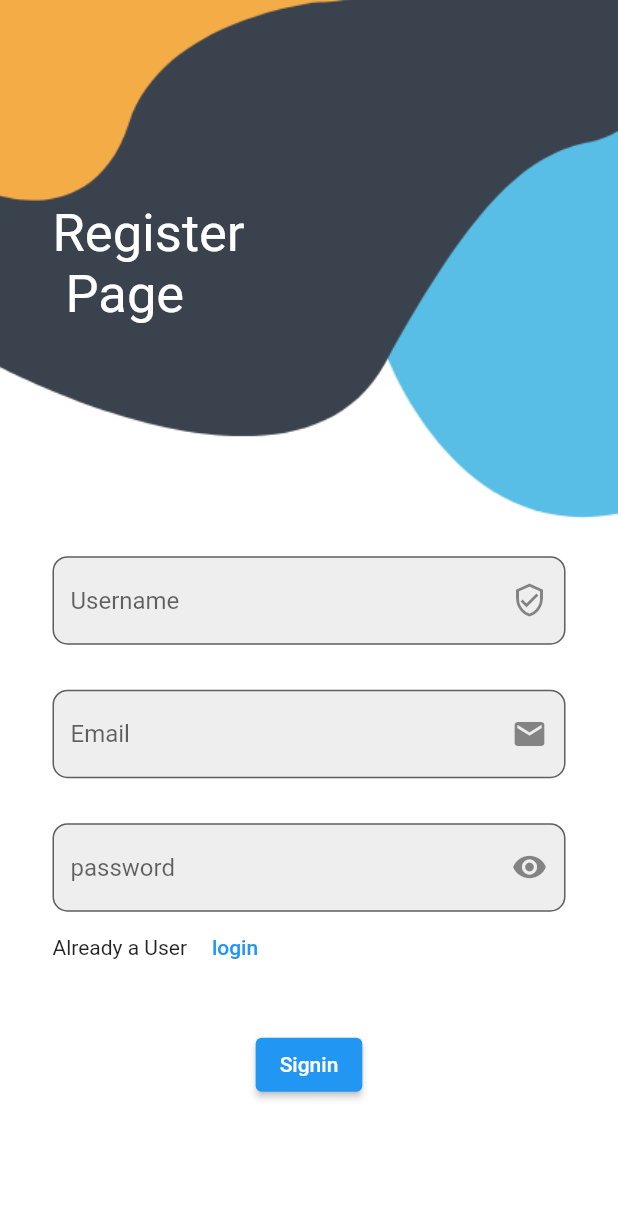
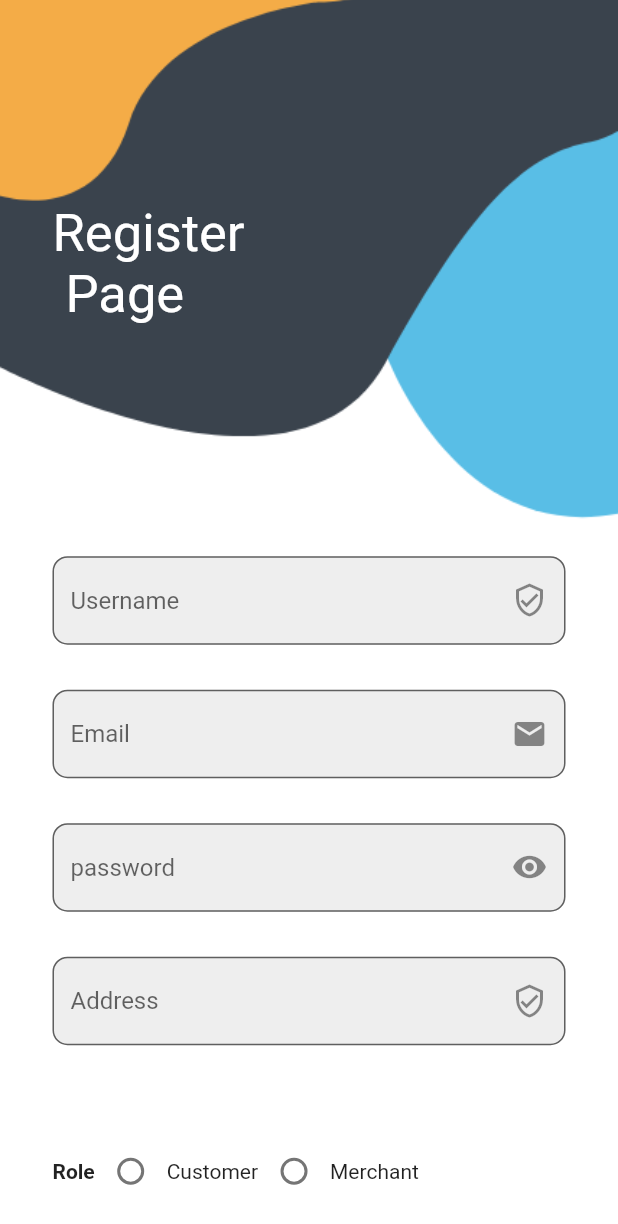
Before and after one commit to VishnuSudev/csr1, a Flutter app: the RegisterPage screen opened by its route, on a phone screen of 412 x 824 dp. Shown: the top 1224 px of the screen. Run offline on Flutter 3.47's test engine with Material 2 defaults, Android fonts, the phone set to English and light mode, and no system bars; our stand-ins replace cloud_firestore, firebase_auth, firebase_core, google_sign_in; accounts and stored records are empty.

Commit message:
role based signin

```diff
--- a/lib/main.dart
+++ b/lib/main.dart
@@ -1,7 +1,9 @@
+import 'package:csr/customer.dart';
 import 'package:csr/firebase.dart';
 import 'package:csr/forget_password.dart';
 import 'package:csr/home.dart';
 import 'package:csr/login_page.dart';
+import 'package:csr/merchant.dart';
 import 'package:csr/register.dart';
 import 'package:csr/verify.dart';
 import 'package:firebase_core/firebase_core.dart';
@@ -25,6 +27,20 @@ class MyApp extends StatefulWidget {
 
 class _MyAppState extends State<MyApp> {
   @override
+  void initState() {
+    super.initState();
+   getdetails();
+  }
+  String role="customer";
+  Future getdetails()async {
+    Map<String, dynamic>? a=await AuthService().getUserData(AuthService().firebaseAuth.currentUser!.uid);
+    final String name=a!['name'];
+    setState(() {
+      role=a['role'];
+    });
+
+  }
+  @override
   Widget build(BuildContext context) {
     return MaterialApp(
       debugShowCheckedModeBanner: false,
@@ -32,7 +48,14 @@ class _MyAppState extends State<MyApp> {
         stream: AuthService().firebaseAuth.authStateChanges(),
         builder: (context, snapshot) {
           if(snapshot.hasData){
-            return VerifyEmailPage();
+            getdetails();
+            if(role=='mer'){
+              return merchantDashboard();
+            }
+            else if(role=='cus'){
+            return customerDashboard();
+            }
+            return Text("User not found");
           }
           else{
             return LoginPage();
@@ -45,6 +68,9 @@ class _MyAppState extends State<MyApp> {
         'home': (context) => const HomePage(),
         'forgot': (context) => const forgetPassword(),
         'verify': (context) =>  VerifyEmailPage(),
+        'customer': (context) =>  customerDashboard(),
+        'merchant': (context) =>  merchantDashboard(),
+
 
 
 
--- a/lib/register.dart
+++ b/lib/register.dart
@@ -11,9 +11,13 @@ class RegisterPage extends StatefulWidget {
 
 class _RegisterPageState extends State<RegisterPage> {
   var a = true;
-  var email = "";
-  var pass = "";
-  TextEditingController user = TextEditingController();
+  String _selectedValue = '';
+  TextEditingController emailcont = TextEditingController();
+  TextEditingController usercont = TextEditingController();
+  TextEditingController passcont = TextEditingController();
+  TextEditingController adresscont = TextEditingController();
+  TextEditingController rolecont = TextEditingController();
+  TextEditingController phcont = TextEditingController();
   final _formKey = GlobalKey<FormState>();
   // void register() async {
   //   try {
@@ -74,7 +78,7 @@ class _RegisterPageState extends State<RegisterPage> {
                         }
                         return null;
                       },
-                      controller: user,
+                      controller: usercont,
                     ),
                     const SizedBox(
                       height: 30,
@@ -95,11 +99,7 @@ class _RegisterPageState extends State<RegisterPage> {
                         }
                         return null;
                       },
-                      onChanged: (value) {
-                        setState(() {
-                          email = value;
-                        });
-                      },
+                      controller: emailcont,
                     ),
                     const SizedBox(
                       height: 30,
@@ -135,11 +135,64 @@ class _RegisterPageState extends State<RegisterPage> {
                         }
                         return null;
                       },
-                      onChanged: (value) {
-                        setState(() {
-                          pass = value;
-                        });
+                      // onChanged: (value) {
+                      //   setState(() {
+                      //     pass = value;
+                      //   });
+                      // },
+                      controller: passcont,
+                    ),
+                     const SizedBox(
+                      height: 30,
+                    ),
+                    TextFormField(
+                      decoration: InputDecoration(
+                        suffixIcon: const Icon(Icons.verified_user_outlined),
+                        fillColor: Colors.grey.shade200,
+                        filled: true,
+                        hintText: "Address",
+                        border: OutlineInputBorder(
+                            borderRadius: BorderRadius.circular(10)),
+                      ),
+                      validator: (value) {
+                        if (value == null || value.isEmpty) {
+                          return 'Address is required';
+                        }
+                        return null;
                       },
+                      controller: adresscont,
+                    ),
+                    const SizedBox(
+                      height: 30,
+                    ),
+
+                    const SizedBox(
+                      height: 30,
+                    ),
+                    Row(
+                      children: <Widget>[
+                        const Text("Role",style: TextStyle(fontWeight:FontWeight.bold),),
+                        Radio<String>(
+                          value: 'cus',
+                          groupValue: _selectedValue,
+                          onChanged: (String? value) {
+                            setState(() {
+                              _selectedValue = value!.toString();
+                            });
+                          },
+                        ),
+                        const Text('Customer'),
+                        Radio<String>(
+                          value: 'mer',
+                          groupValue: _selectedValue,
+                          onChanged: (String? value) {
+                            setState(() {
+                              _selectedValue = value!.toString();
+                            });
+                          },
+                        ),
+                        const Text('Merchant'),
+                      ],
                     ),
                     Row(
                       children: [
@@ -161,10 +214,12 @@ class _RegisterPageState extends State<RegisterPage> {
                     ElevatedButton(
                       onPressed: () async {
                         if (_formKey.currentState!.validate()) {
-                          User? result =
-                              await AuthService().register(email, pass, context);
+                          User? result = await AuthService()
+                              .register(emailcont.text, passcont.text, context);
                           if (result != null) {
-                            ScaffoldMessenger.of(context).showSnackBar(const SnackBar(
+                            await AuthService().upload(usercont.text, adresscont.text,_selectedValue);
+                            ScaffoldMessenger.of(context)
+                                .showSnackBar(const SnackBar(
                               content: Text("Registration Success"),
                               backgroundColor: Colors.green,
                             ));
--- a/pubspec.yaml
+++ b/pubspec.yaml
@@ -39,6 +39,8 @@ dependencies:
   firebase_auth: ^4.2.5
   firebase_core: ^2.4.1
   google_sign_in: ^5.4.3
+  cloud_firestore: ^4.4.2
+  firebase_storage: ^11.0.13
 
 dev_dependencies:
   flutter_test:
```
Also changed, not shown: lib/customer.dart (added, +49 -0 lines), lib/firebase.dart (+45 -22 lines), lib/home.dart (+17 -5 lines), lib/merchant.dart (added, +46 -0 lines), pubspec.lock, 3 other files.
